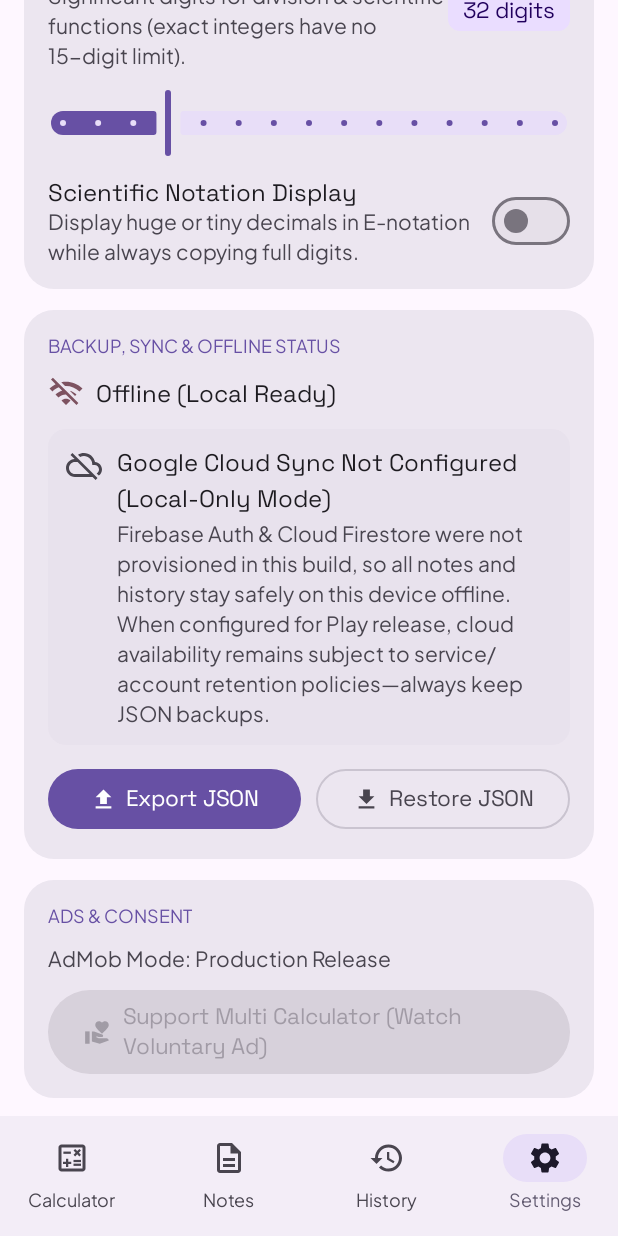
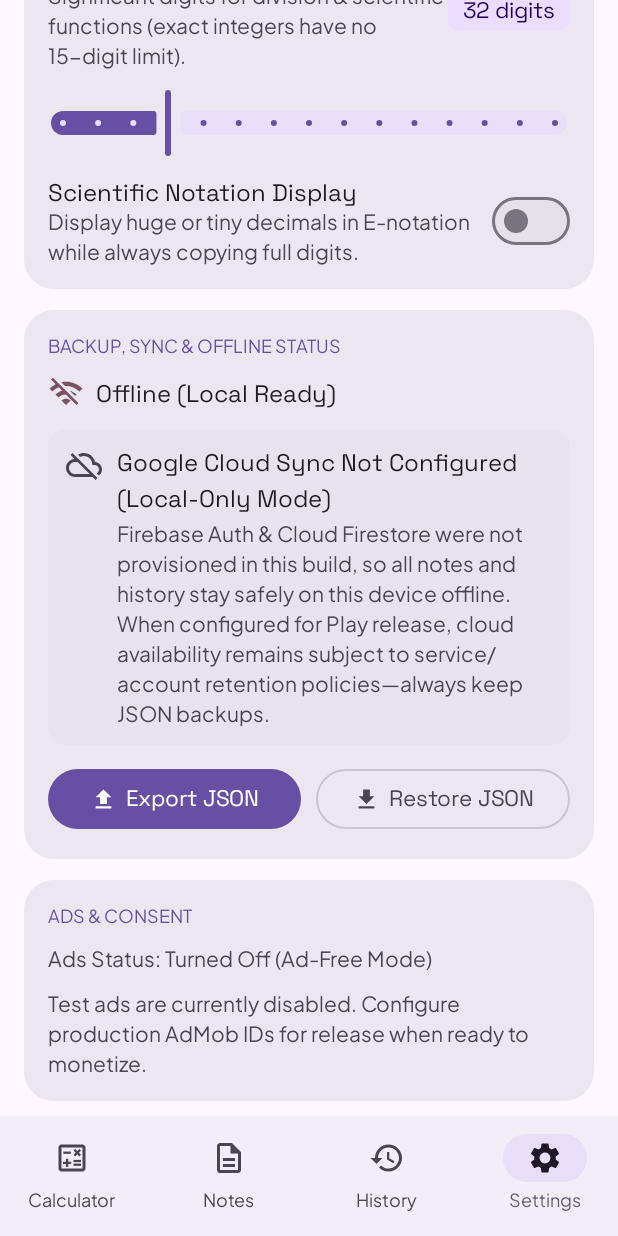
Before and after one commit to nayemtisha4072-ctrl/apk, an Android app built with Jetpack Compose: the SettingsScreen screen opened through its navigation route, scrolled down 520 dp, on a phone screen of 412 x 824 dp. Run offline under Robolectric (Android 15) with nearby library versions, the phone set to English and light mode, and no system bars; our stand-ins replace AdMob, Room's generated code; 2 statements that could not run were skipped.

Commit message:
feat(ads): implement global toggle for ad functionality
Introduce `ADS_ENABLED` build config to allow complete disabling of AdMob, improving control over release builds and debug environments. Updated AdMob logic and settings UI to respect the new state.

```diff
--- a/app/src/main/java/com/example/ads/AdMobManager.kt
+++ b/app/src/main/java/com/example/ads/AdMobManager.kt
@@ -55,7 +55,7 @@ class AdMobManager(private val appContext: Context) {
     private var eligibleActionsSinceLastAd: Int = 0
 
     fun isAdUnitValidForBuild(adUnitId: String): Boolean {
-        if (adUnitId.isBlank()) return false
+        if (!BuildConfig.ADS_ENABLED || adUnitId.isBlank()) return false
         val isGoogleSampleUnit = adUnitId.startsWith(GOOGLE_TEST_PUB_PREFIX)
         if (!BuildConfig.USE_TEST_ADS && isGoogleSampleUnit) {
             Log.e(TAG, "Blocked test ad unit ID in release build")
@@ -65,6 +65,7 @@ class AdMobManager(private val appContext: Context) {
     }
 
     fun hasValidManifestAppId(): Boolean {
+        if (!BuildConfig.ADS_ENABLED) return false
         return runCatching {
             val appInfo = if (Build.VERSION.SDK_INT >= Build.VERSION_CODES.TIRAMISU) {
                 appContext.packageManager.getApplicationInfo(
@@ -84,8 +85,8 @@ class AdMobManager(private val appContext: Context) {
     }
 
     fun gatherConsentAndInitialize(activity: Activity) {
-        if (!hasValidManifestAppId()) {
-            Log.i(TAG, "AdMob App ID not configured for this build; ads disabled gracefully.")
+        if (!BuildConfig.ADS_ENABLED || !hasValidManifestAppId()) {
+            Log.i(TAG, "Ads disabled for this build.")
             return
         }
 
--- a/app/src/main/java/com/example/ui/screens/SettingsScreen.kt
+++ b/app/src/main/java/com/example/ui/screens/SettingsScreen.kt
@@ -380,10 +380,10 @@ fun SettingsScreen(
                         verticalAlignment = Alignment.CenterVertically
                     ) {
                         Text(
-                            text = if (BuildConfig.USE_TEST_ADS) {
-                                "AdMob Mode: Test Ads (Debug)"
-                            } else {
-                                "AdMob Mode: Production Release"
+                            text = when {
+                                !BuildConfig.ADS_ENABLED -> "Ads Status: Turned Off (Ad-Free Mode)"
+                                BuildConfig.USE_TEST_ADS -> "AdMob Mode: Test Ads (Debug)"
+                                else -> "AdMob Mode: Production Release"
                             },
                             style = MaterialTheme.typography.bodyMedium,
                             color = MaterialTheme.colorScheme.onSurfaceVariant
@@ -402,6 +402,7 @@ fun SettingsScreen(
                         }
                     }
 
+                    if (BuildConfig.ADS_ENABLED) {
                         Button(
                             onClick = { activity?.let(onWatchRewardedAd) },
                             enabled = uiState.isOnline && activity != null,
@@ -416,6 +417,13 @@ fun SettingsScreen(
                             )
                             Spacer(modifier = Modifier.size(8.dp))
                             Text("Support Multi Calculator (Watch Voluntary Ad)")
+                        }
+                    } else {
+                        Text(
+                            text = "Test ads are currently disabled. Configure production AdMob IDs for release when ready to monetize.",
+                            style = MaterialTheme.typography.bodyMedium,
+                            color = MaterialTheme.colorScheme.onSurfaceVariant
+                        )
                     }
 
                     if (uiState.isPrivacyOptionsRequired && activity != null) {
```
Also changed, not shown: app/build.gradle.kts (+12 -6 lines), 1 other file. Lines whose indentation alone changed are shown as unchanged.
